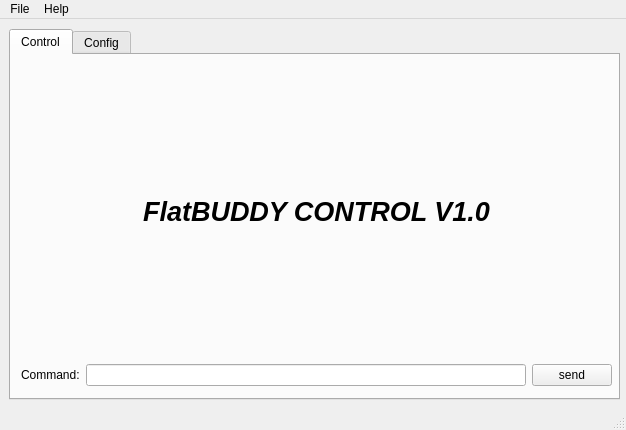
SimBil91/FlatBuddy, file budspeech/src/FlatBUDDY.ui: the form before one commit.
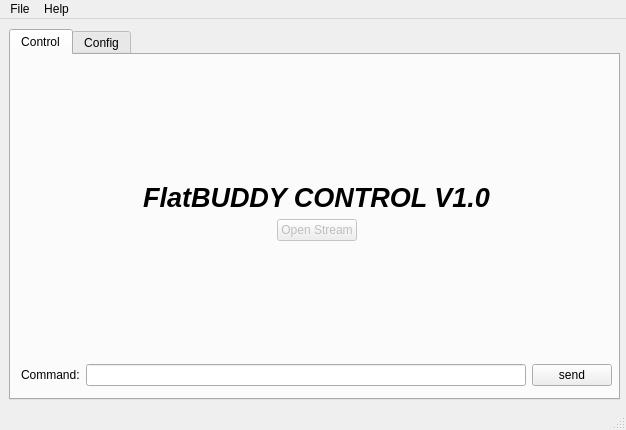
The form after the commit.

Commit message: added camera stream, arrow control

Patch:
```diff
--- a/budspeech/src/FlatBUDDY.ui
+++ b/budspeech/src/FlatBUDDY.ui
@@ -87,6 +87,49 @@
             </property>
            </widget>
           </item>
+          <item>
+           <layout class="QHBoxLayout" name="horizontalLayout_8">
+            <item>
+             <spacer name="horizontalSpacer">
+              <property name="orientation">
+               <enum>Qt::Horizontal</enum>
+              </property>
+              <property name="sizeHint" stdset="0">
+               <size>
+                <width>40</width>
+                <height>20</height>
+               </size>
+              </property>
+             </spacer>
+            </item>
+            <item>
+             <widget class="QPushButton" name="but_open_stream">
+              <property name="enabled">
+               <bool>false</bool>
+              </property>
+              <property name="toolTip">
+               <string>&lt;html&gt;&lt;head/&gt;&lt;body&gt;&lt;p&gt;send message to server&lt;/p&gt;&lt;p&gt;&lt;br/&gt;&lt;/p&gt;&lt;/body&gt;&lt;/html&gt;</string>
+              </property>
+              <property name="text">
+               <string>Open Stream</string>
+              </property>
+             </widget>
+            </item>
+            <item>
+             <spacer name="horizontalSpacer_2">
+              <property name="orientation">
+               <enum>Qt::Horizontal</enum>
+              </property>
+              <property name="sizeHint" stdset="0">
+               <size>
+                <width>40</width>
+                <height>20</height>
+               </size>
+              </property>
+             </spacer>
+            </item>
+           </layout>
+          </item>
           <item>
            <spacer name="verticalSpacer_2">
             <property name="orientation">
```
The commit also changes 13 other files.
